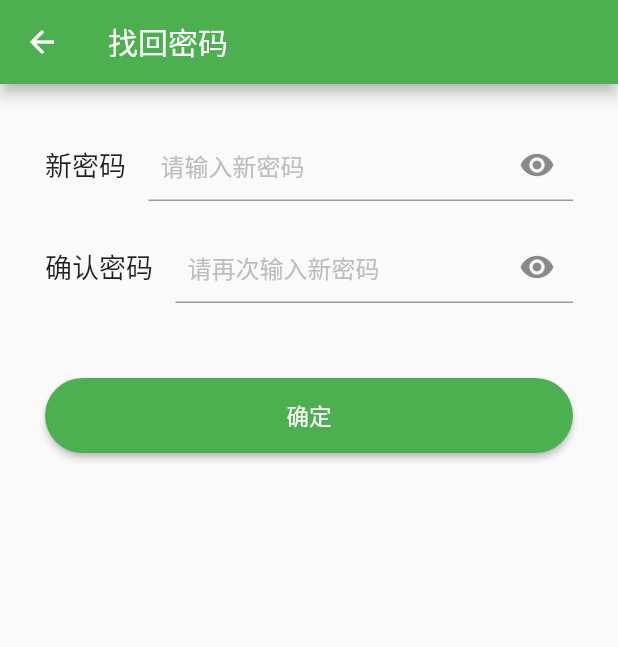
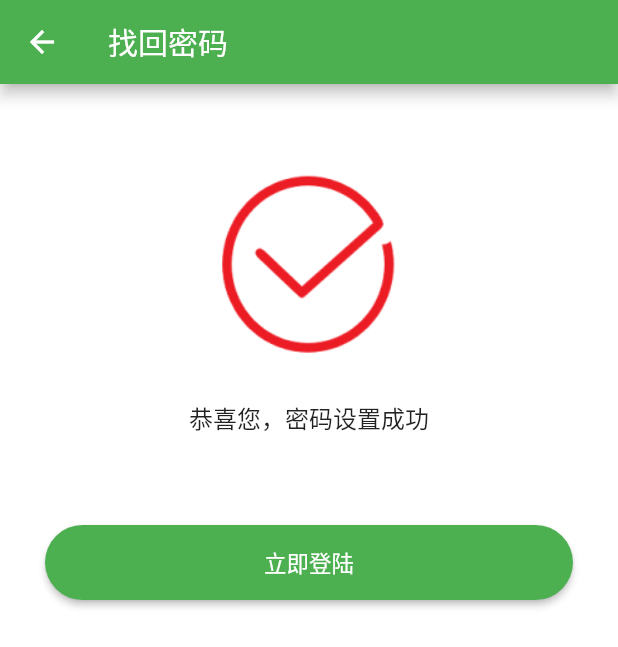
Before and after one commit to the-youngg/rootron, a Flutter app: the ResetPassword screen opened by its route, after a tap on "确定", on a phone screen of 412 x 824 dp. Shown: the top 647 px of the screen. Run offline on Flutter 3.47's test engine with Material 2 defaults, Android fonts, the phone set to English and light mode, and no system bars; our stand-ins replace dio, flutter_mobx, fluttertoast, mobx, shared_preferences; accounts and stored records are empty; generated files the repository leaves out were written again; network calls fail.

Commit message:
1. 修复登录会出现拿不到最新token的bug 2. 添加设置密码成功页面

```diff
--- a/lib/routes/route.dart
+++ b/lib/routes/route.dart
@@ -7,6 +7,7 @@ import 'package:rootron/widgets/login.dart';
 import 'package:rootron/widgets/openSuccess.dart';
 import 'package:rootron/widgets/opendoor.dart';
 import 'package:rootron/widgets/resetPassword.dart';
+import 'package:rootron/widgets/resetPasswordSuccess.dart';
 
 class CommunityRoute {
   const CommunityRoute({@required this.routeName, @required this.builderRoute})
@@ -39,6 +40,9 @@ class CommunityRoute {
 
   /// 重置密码
   static String resetPassword = '/resetPassword';
+
+  /// 重置密码成功
+  static String resetPasswordSuccess = 'resetPasswordSuccess';
 }
 
 /// 路由集合
@@ -68,6 +72,9 @@ List<CommunityRoute> _buildAllRoutes() {
     CommunityRoute(
         routeName: CommunityRoute.resetPassword,
         builderRoute: (BuildContext context) => ResetPassword()),
+    CommunityRoute(
+        routeName: CommunityRoute.resetPasswordSuccess,
+        builderRoute: (BuildContext context) => ResetPasswordSuccess()),
   ];
 
   return communityRoutes;
--- a/lib/utils/HttpUtils.dart
+++ b/lib/utils/HttpUtils.dart
@@ -124,7 +124,6 @@ class Http {
     receiveTimeout: 3000,
 //    responseType: ResponseType.plain,
 //    contentType: "application/json",
-    headers: {HttpHeaders.authorizationHeader: "Bearer " + Global.token},
   );
 
   static Dio dio = Dio(options);
@@ -135,6 +134,7 @@ class Http {
     options,
     cancelToken,
   }) async {
+    dio.options.headers[HttpHeaders.authorizationHeader] = "Bearer " + Global.token;
     print('get请求启动! url：$path ,body: $pathParams');
     print('token的值：${Global.token}');
     Response response;
@@ -162,6 +162,7 @@ class Http {
     options,
     cancelToken,
   }) async {
+    dio.options.headers[HttpHeaders.authorizationHeader] = "Bearer " + Global.token;
     print('post请求启动! url：$path ,body: $data');
     Response response;
 
--- a/lib/widgets/forgetPassword_smsCode.dart
+++ b/lib/widgets/forgetPassword_smsCode.dart
@@ -55,7 +55,6 @@ class ForgetPasswordSmsCode extends StatelessWidget {
                     splashColor: registerStore.isSmsButtonEnable
                         ? Colors.white.withOpacity(0.1)
                         : Colors.transparent,
-                    shape: StadiumBorder(side: BorderSide.none),
                     onPressed: () {},
                     child: Text(
                       '${registerStore.smsCodeButtonText}',
--- a/lib/widgets/resetPassword.dart
+++ b/lib/widgets/resetPassword.dart
@@ -15,11 +15,14 @@ class ResetPassword extends StatelessWidget {
           children: <Widget>[
             Row(
               children: <Widget>[
-                Text(
+                SizedBox(
+                  width: 75,
+                  child: Text(
                     '新密码',
                     style: TextStyle(
                       fontSize: 18,
                       fontWeight: FontWeight.w500,
+                    ),
                   ),
                 ),
                 Padding(padding: EdgeInsets.only(left: 15.0)),
@@ -35,7 +38,7 @@ class ResetPassword extends StatelessWidget {
                           Icons.visibility,
                         ),
                       ),
-                      hintText: '  请输入新密码',
+                      hintText: '请输入新密码',
                       hintStyle:
                           TextStyle(fontSize: 16, color: Colors.grey[400]),
                     ),
@@ -48,11 +51,14 @@ class ResetPassword extends StatelessWidget {
             ),
             Row(
               children: <Widget>[
-                Text(
+                SizedBox(
+                  width: 75,
+                  child: Text(
                     '确认密码',
                     style: TextStyle(
                       fontSize: 18,
                       fontWeight: FontWeight.w500,
+                    ),
                   ),
                 ),
                 Padding(padding: EdgeInsets.only(left: 15.0)),
@@ -68,7 +74,7 @@ class ResetPassword extends StatelessWidget {
                           Icons.visibility,
                         ),
                       ),
-                      hintText: '  请再次输入新密码',
+                      hintText: '请再次输入新密码',
                       hintStyle:
                           TextStyle(fontSize: 16, color: Colors.grey[400]),
                     ),
@@ -80,7 +86,9 @@ class ResetPassword extends StatelessWidget {
               height: 50.0,
             ),
             RaisedButton(
-              onPressed: () {},
+              onPressed: () {
+                Navigator.pushNamed(context, CommunityRoute.resetPasswordSuccess);
+              },
               child: Text('确定'),
             )
           ],
--- /dev/null
+++ b/lib/widgets/resetPasswordSuccess.dart
@@ -0,0 +1,42 @@
+import 'package:flutter/material.dart';
+import 'package:rootron/routes/route.dart';
+
+class ResetPasswordSuccess extends StatelessWidget {
+  @override
+  Widget build(BuildContext context) {
+    return Scaffold(
+      appBar: AppBar(
+        title: Text('找回密码'),
+      ),
+      body: Container(
+        color: Colors.white,
+        padding: EdgeInsets.only(left: 30.0, right: 30.0, top: 60.0),
+        child: Column(
+          children: <Widget>[
+            Image.asset(
+              'assets/icons/gou.png',
+              width: 120.0, //屏幕最大宽度
+              height: 120.0,
+            ),
+            SizedBox(
+              height: 30.0,
+            ),
+            Text(
+              '恭喜您，密码设置成功',
+              style: TextStyle(fontSize: 16),
+            ),
+            SizedBox(
+              height: 60.0,
+            ),
+            RaisedButton(
+              onPressed: () {
+                Navigator.pushNamed(context, CommunityRoute.login);
+              },
+              child: Text('立即登陆'),
+            )
+          ],
+        ),
+      ),
+    );
+  }
+}
```
Also changed, not shown: lib/widgets/login.dart (+24 -7 lines). Lines whose indentation alone changed are shown as unchanged.
